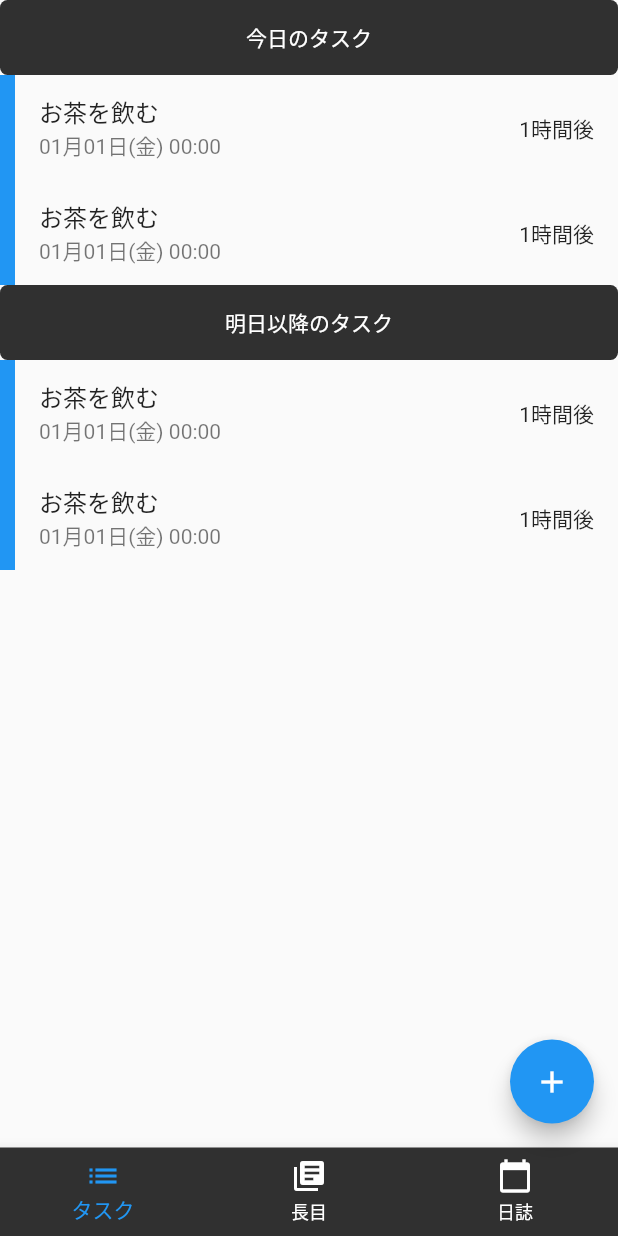
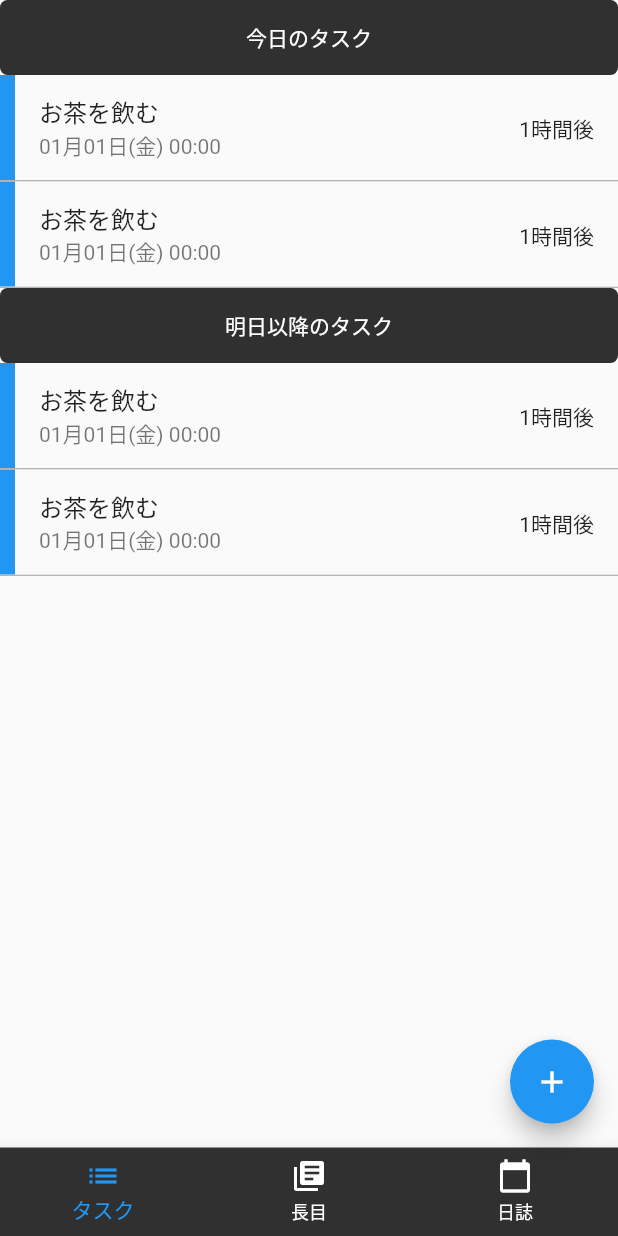
Before and after one commit to yoichiyy/taskapp2, a Flutter app: the screen it shows after launch, on a phone screen of 412 x 824 dp. Run offline on Flutter 3.47's test engine with Material 2 defaults, Android fonts, the phone set to English and light mode, and no system bars.

Commit message:
タスクをColumnで囲んで、下にDividerで境界線を引く

```diff
--- a/lib/pages/task_list.dart
+++ b/lib/pages/task_list.dart
@@ -38,7 +38,9 @@ class TaskList extends StatelessWidget {
   }
 
   Widget taskItem() {
-    return SizedBox(
+    return Column(
+      children: [
+        SizedBox(
           height: 70,
           child: Row(
             children: [
@@ -55,6 +57,9 @@ class TaskList extends StatelessWidget {
               ),
             ],
           ),
+        ),
+        Divider(color: Colors.grey, height: 1,)
+      ],
     );
   }
 }
```
Lines whose indentation alone changed are shown as unchanged.
